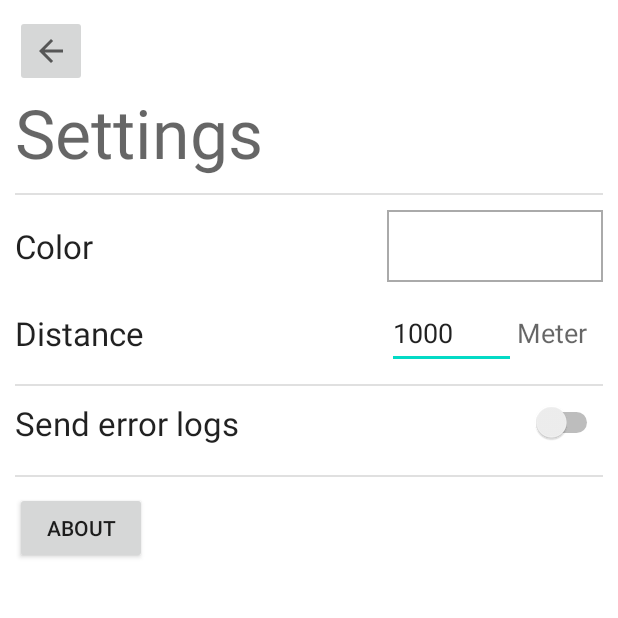
After one commit to Bissbert/AndroidUK, an Android app: the SettingsActivity screen opened directly, with no data from a screen before it, on a phone screen of 412 x 824 dp, the top half of it. The commit adds this screen. Run offline under Robolectric (Android 15) with nearby library versions, the phone set to English and light mode, and no system bars; libraries missing offline, so code that uses them is left out: com.skydoves.colorpickerview.

Commit message:
created the settings page and link to about page

```diff
--- a/app/build.gradle
+++ b/app/build.gradle
@@ -11,6 +11,7 @@ android {
         targetSdk 31
         versionCode 1
         versionName "1.0"
+        vectorDrawables.useSupportLibrary = true
 
         testInstrumentationRunner "androidx.test.runner.AndroidJUnitRunner"
     }
@@ -31,7 +32,7 @@ dependencies {
 
     implementation'com.github.satyan:sugar:1.5'
     implementation group: 'mysql', name: 'mysql-connector-java', version: '5.1.44'
-
+    implementation "com.github.skydoves:colorpickerpreference:2.0.6"
 
     implementation 'androidx.core:core:1.5.0-alpha04'
     implementation 'androidx.appcompat:appcompat:1.2.0'
--- a/app/src/main/AndroidManifest.xml
+++ b/app/src/main/AndroidManifest.xml
@@ -23,5 +23,8 @@
                 <category android:name="android.intent.category.LAUNCHER" />
             </intent-filter>
         </activity>
+        <activity android:name=".SettingsActivity"
+            android:exported="true"></activity>
+        <activity android:name=".AboutActivity" android:exported="true"/>
     </application>
 </manifest>
--- /dev/null
+++ b/app/src/main/java/ch/bissbert/peakseek/AboutActivity.java
@@ -0,0 +1,6 @@
+package ch.bissbert.peakseek;
+
+import android.app.Activity;
+
+public class AboutActivity extends Activity {
+}
--- a/app/src/main/java/ch/bissbert/peakseek/MainActivity.java
+++ b/app/src/main/java/ch/bissbert/peakseek/MainActivity.java
@@ -1,6 +1,7 @@
 package ch.bissbert.peakseek;
 
 import android.content.Context;
+import android.content.Intent;
 import android.net.ConnectivityManager;
 import android.net.NetworkInfo;
 import android.opengl.GLSurfaceView;
@@ -210,6 +211,8 @@ public class MainActivity extends AppCompatActivity {
     }
 
     public void openSettingsMenu(View view) {
+        Intent setting = new Intent(this, SettingsActivity.class);
+        startActivity(setting);
     }
 
     class MyRenderer implements GLSurfaceView.Renderer {
--- /dev/null
+++ b/app/src/main/java/ch/bissbert/peakseek/SettingsActivity.java
@@ -0,0 +1,98 @@
+package ch.bissbert.peakseek;
+
+import android.app.Activity;
+import android.content.Context;
+import android.content.DialogInterface;
+import android.content.Intent;
+import android.content.SharedPreferences;
+import android.graphics.Color;
+import android.os.Bundle;
+import android.text.Editable;
+import android.text.TextWatcher;
+import android.view.View;
+import android.widget.EditText;
+import android.widget.Switch;
+
+import androidx.annotation.Nullable;
+import androidx.appcompat.widget.SwitchCompat;
+
+import com.skydoves.colorpickerview.ColorEnvelope;
+import com.skydoves.colorpickerview.ColorPickerDialog;
+import com.skydoves.colorpickerview.ColorPickerView;
+import com.skydoves.colorpickerview.listeners.ColorEnvelopeListener;
+import com.skydoves.colorpickerview.listeners.ColorListener;
+
+public class SettingsActivity extends Activity {
+
+    private View colorView;
+    private Switch switchView;
+    private EditText distanceEdit;
+    private SharedPreferenceManager manager;
+
+    @Override
+    protected void onCreate(@Nullable Bundle savedInstanceState) {
+        super.onCreate(savedInstanceState);
+        setContentView(R.layout.settings);
+
+        manager = new SharedPreferenceManager(this);
+
+        colorView = findViewById(R.id.display_color);
+        switchView = findViewById(R.id.sendErrorSwitch);
+        distanceEdit = findViewById(R.id.distanceTextEdit);
+
+
+        colorView.setBackgroundColor(getDefaultColor());
+
+        switchView.setChecked(manager.isErrorEnabled());
+
+        distanceEdit.setText(manager.getDistance()+"");
+        distanceEdit.setOnFocusChangeListener((v, hasFocus) -> {
+            if (!hasFocus){
+                final String distanceText = distanceEdit.getText().toString();
+                if (distanceText.trim().isEmpty()){
+                    v.requestFocus();
+                }else {
+                    int distanceInMeter = Integer.parseInt(distanceText);
+                    manager.setDistance(distanceInMeter);
+                }
+            }
+        });
+    }
+
+    private void setDefaultColor(int color) {
+        manager.setColor(color);
+        colorView.setBackgroundColor(color);
+    }
+
+    private int getDefaultColor() {
+        return manager.getColor();
+    }
+
+
+    public void openColorPicker(View view) {
+        ColorPickerDialog.Builder builder = new ColorPickerDialog.Builder(this);
+        builder.setMessage(R.string.COLOR_PREF_MESSAGE);
+        builder.setCancelable(true);
+        builder.setPositiveButton(R.string.SAVE_COLOR_POSITIVE, (ColorListener) (color, fromUser) -> setDefaultColor(color))
+                .setNegativeButton(getString(R.string.CANCEL),
+                        (dialogInterface, i) -> dialogInterface.dismiss());
+        builder.attachAlphaSlideBar(false);
+        builder.attachBrightnessSlideBar(false);
+
+        builder.create().show();
+    }
+
+    public void backToMainScreen(View view) {
+        this.finish();
+    }
+
+    public void errorLogsChange(View view) {
+        final boolean isEnabled = switchView.isChecked();
+        manager.setErrorEnabled(isEnabled);
+    }
+
+    public void openAboutPage(View view) {
+        Intent setting = new Intent(this, AboutActivity.class);
+        startActivity(setting);
+    }
+}
--- /dev/null
+++ b/app/src/main/java/ch/bissbert/peakseek/SharedPreferenceManager.java
@@ -0,0 +1,44 @@
+package ch.bissbert.peakseek;
+
+import android.content.Context;
+import android.content.SharedPreferences;
+
+public final class SharedPreferenceManager {
+    private final Context context;
+    private final SharedPreferences prefs;
+
+    public SharedPreferenceManager(Context context) {
+        this.context = context;
+        prefs = context.getSharedPreferences(context.getString(R.string.APP_PREFS), Context.MODE_PRIVATE);
+    }
+
+    public int getColor(){
+        return prefs.getInt(context.getString(R.string.COLOR_PREF_NAME), context.getColor(R.color.white));
+    }
+
+    public void setColor(int color){
+        SharedPreferences.Editor editor = prefs.edit();
+        editor.putInt(context.getString(R.string.COLOR_PREF_NAME), color);
+        editor.apply();
+    }
+
+    public void setErrorEnabled(boolean isEnabled) {
+        SharedPreferences.Editor editor = prefs.edit();
+        editor.putBoolean(context.getString(R.string.ERROR_LOGS_PREF), isEnabled);
+        editor.apply();
+    }
+
+    public boolean isErrorEnabled(){
+        return prefs.getBoolean(context.getString(R.string.ERROR_LOGS_PREF), false);
+    }
+
+    public void setDistance(int distanceInMeter) {
+        SharedPreferences.Editor editor = prefs.edit();
+        editor.putInt(context.getString(R.string.RENDER_DISTANCE), distanceInMeter);
+        editor.apply();
+    }
+
+    public int getDistance(){
+        return prefs.getInt(context.getString(R.string.RENDER_DISTANCE), context.getResources().getInteger(R.integer.DEFAULT_RENDER_DISTANCE));
+    }
+}
--- /dev/null
+++ b/app/src/main/res/layout/about.xml
@@ -0,0 +1,7 @@
+<?xml version="1.0" encoding="utf-8"?>
+<LinearLayout xmlns:android="http://schemas.android.com/apk/res/android"
+    android:orientation="vertical"
+    android:layout_width="match_parent"
+    android:layout_height="match_parent">
+
+</LinearLayout>
--- /dev/null
+++ b/app/src/main/res/layout/settings.xml
@@ -0,0 +1,157 @@
+<?xml version="1.0" encoding="utf-8"?>
+<LinearLayout xmlns:android="http://schemas.android.com/apk/res/android"
+    xmlns:app="http://schemas.android.com/apk/res-auto"
+    xmlns:tools="http://schemas.android.com/tools"
+    android:layout_width="match_parent"
+    android:layout_height="match_parent"
+    android:orientation="vertical"
+    android:paddingHorizontal="10dp"
+    android:paddingVertical="10dp">
+
+    <ImageButton
+        android:id="@+id/imageButton"
+        android:layout_width="wrap_content"
+        android:layout_height="wrap_content"
+        android:contentDescription="@string/back_arrow"
+        android:minHeight="48dp"
+        android:onClick="backToMainScreen"
+        android:src="?attr/homeAsUpIndicator" />
+
+    <TextView
+        android:id="@+id/settingsTitle"
+        android:layout_width="match_parent"
+        android:layout_height="wrap_content"
+        android:text="@string/settings_title"
+        android:textAppearance="@style/TextAppearance.AppCompat.Display2" />
+
+    <View
+        android:id="@+id/settingsDivider1"
+        android:layout_width="match_parent"
+        android:layout_height="1dp"
+        android:layout_marginVertical="10dp"
+        android:background="?android:attr/listDivider" />
+
+    <TableLayout
+        android:layout_width="match_parent"
+        android:layout_height="wrap_content"
+        android:clipToPadding="false"
+        android:stretchColumns="0">
+
+        <TableRow
+            android:layout_width="match_parent"
+            android:layout_height="match_parent"
+            android:layout_marginBottom="10dp"
+            android:gravity="center">
+
+            <TextView
+                android:id="@+id/colorLabel"
+                android:layout_width="wrap_content"
+                android:layout_height="wrap_content"
+                android:text="@string/COLOR_LABEL"
+                android:textAppearance="@style/TextAppearance.AppCompat.Large" />
+
+            <RelativeLayout
+                android:layout_width="144dp"
+                android:layout_height="48dp">
+                <View
+                    android:layout_width="match_parent"
+                    android:layout_height="match_parent"
+                    android:background="@android:color/darker_gray"
+                    android:visibility="visible" />
+                <View
+                    android:id="@+id/display_color"
+                    android:layout_width="142dp"
+                    android:layout_height="46dp"
+                    android:background="#DDDDDD"
+                    android:onClick="openColorPicker"
+                    android:visibility="visible"
+                    android:layout_margin="1dp"
+                    />
+            </RelativeLayout>
+        </TableRow>
+
+        <TableRow
+            android:layout_width="match_parent"
+            android:layout_height="match_parent"
+            android:gravity="center">
+
+            <TextView
+                android:id="@+id/viewDistanceSettingLabel"
+                android:layout_width="wrap_content"
+                android:layout_height="wrap_content"
+                android:labelFor="@+id/distanceTextEdit"
+                android:text="@string/VIEW_DISTANCE_LABEL"
+                android:textAppearance="@style/TextAppearance.AppCompat.Large" />
+
+            <LinearLayout
+                android:layout_width="144dp"
+                android:layout_height="48dp">
+
+                <EditText
+                    android:id="@+id/distanceTextEdit"
+                    android:layout_width="86dp"
+                    android:layout_height="48dp"
+                    android:inputType="number"
+                    android:maxLength="5" />
+
+                <TextView
+                    android:id="@+id/distanceTextType"
+                    android:layout_width="48dp"
+                    android:layout_height="wrap_content"
+                    android:gravity="center"
+                    android:text="@string/DISTANCE_TYPE"
+                    android:textAppearance="@style/TextAppearance.AppCompat.Medium" />
+            </LinearLayout>
+
+        </TableRow>
+
+    </TableLayout>
+
+    <View
+        android:id="@+id/settingsDivider2"
+        android:layout_width="match_parent"
+        android:layout_height="1dp"
+        android:layout_marginVertical="10dp"
+        android:background="?android:attr/listDivider" />
+
+    <TableLayout
+        android:layout_width="match_parent"
+        android:layout_height="wrap_content"
+        android:clipToPadding="false"
+        android:stretchColumns="0">
+
+        <TableRow
+            android:layout_width="match_parent"
+            android:layout_height="match_parent"
+            android:layout_marginBottom="10dp"
+            android:gravity="center">
+
+            <TextView
+                android:id="@+id/sendErrorLogsLabel"
+                android:layout_width="wrap_content"
+                android:layout_height="wrap_content"
+                android:text="@string/ERROR_LOGS_LABEL"
+                android:textAppearance="@style/TextAppearance.AppCompat.Large" />
+
+            <Switch
+                android:id="@+id/sendErrorSwitch"
+                android:onClick="errorLogsChange"
+                tools:ignore="UseSwitchCompatOrMaterialXml" />
+        </TableRow>
+
+    </TableLayout>
+
+    <View
+        android:id="@+id/settingsDivider3"
+        android:layout_width="match_parent"
+        android:layout_height="1dp"
+        android:layout_marginVertical="10dp"
+        android:background="?android:attr/listDivider" />
+
+    <Button
+        android:layout_width="wrap_content"
+        android:layout_height="wrap_content"
+        android:text="@string/ABOUT"
+        android:onClick="openAboutPage"/>
+
+</LinearLayout>
--- a/app/src/main/res/values/integers.xml
+++ b/app/src/main/res/values/integers.xml
@@ -1,4 +1,5 @@
 <?xml version="1.0" encoding="utf-8"?>
 <resources>
     <integer name="FETCH_SIZE">250</integer>
+    <integer name="DEFAULT_RENDER_DISTANCE">1000</integer>
 </resources>
--- a/app/src/main/res/values/strings.xml
+++ b/app/src/main/res/values/strings.xml
@@ -8,4 +8,18 @@
     <string name="LANGUAGE_TABLE">language</string>
     <string name="TYPE_TABLE">types</string>
     <string name="MENU_DESCRIPTION">Menu</string>
+    <string name="settings_title">Settings</string>
+    <string name="COLOR_LABEL">Color</string>
+    <string name="back_arrow">back arrow</string>
+    <string name="COLOR_PREF_NAME">color-pref</string>
+    <string name="VIEW_DISTANCE_LABEL">Distance</string>
+    <string name="COLOR_PREF_MESSAGE">Choose the color used for the locations</string>
+    <string name="SAVE_COLOR_POSITIVE">Save Color</string>
+    <string name="CANCEL">cancel</string>
+    <string name="APP_PREFS">peakprefs</string>
+    <string name="DISTANCE_TYPE">Meter</string>
+    <string name="ERROR_LOGS_LABEL">Send error logs</string>
+    <string name="ERROR_LOGS_PREF">error_logs_enabled</string>
+    <string name="ABOUT">About</string>
+    <string name="RENDER_DISTANCE">render_distance</string>
 </resources>
```
